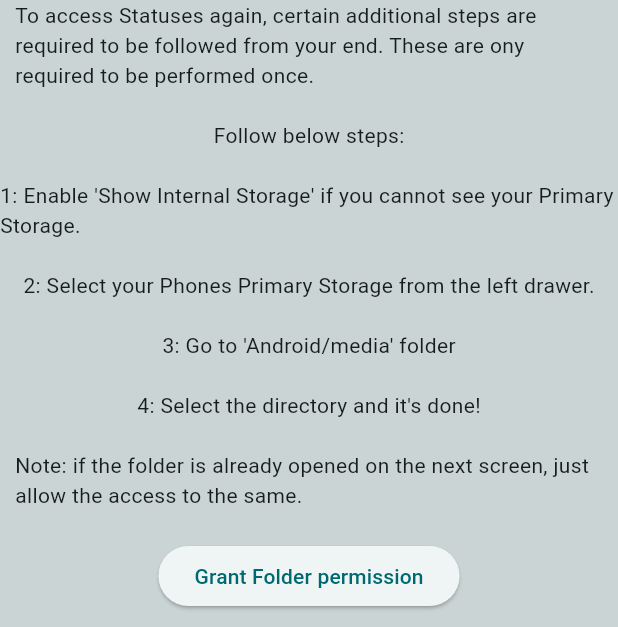
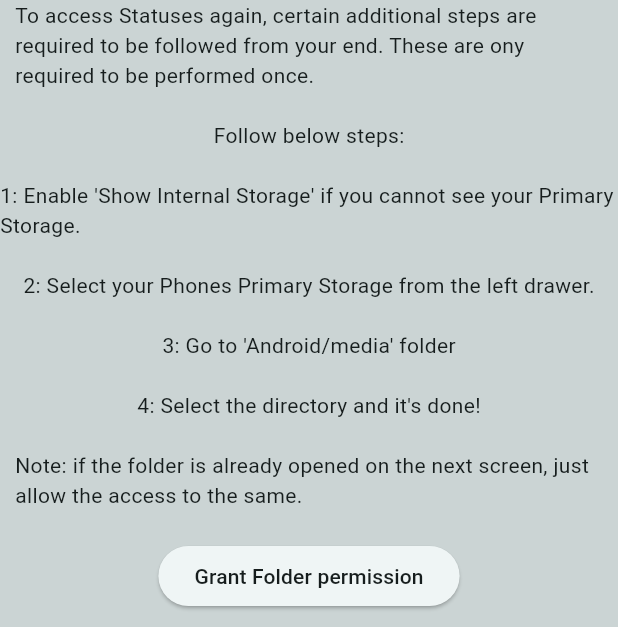
Before and after one commit to JobaAdewumi/status_saver, a Flutter app: the Android11PermissionDialog screen opened by its route, on a phone screen of 412 x 824 dp, the part 609-1236 px from its top. Run offline on Flutter 3.47's test engine with Material 2 defaults, Android fonts, the phone set to English and light mode, and no system bars; our stand-ins replace device_info_plus, gallery_saver, permission_handler, share_plus, shared_preferences, video_player; missing offline and left inert: file_manager, saf, video_thumbnail; accounts and stored records are empty.

Commit message:
Changed color on button for readability

```diff
--- a/lib/views/Permissions.dart
+++ b/lib/views/Permissions.dart
@@ -71,7 +71,11 @@ class Android11PermissionDialog extends StatelessWidget {
               Navigator.popAndPushNamed(context, route.homePage);
               requestPermission11(context);
             },
-            child: const Text('Grant Folder permission'),
+            child: Text(
+              'Grant Folder permission',
+              style: TextStyle(
+                  color: Theme.of(context).textTheme.bodySmall?.color),
+            ),
           ),
         ],
       ),
--- a/lib/views/WhatsAppViews/home/IntroductionScreen.dart
+++ b/lib/views/WhatsAppViews/home/IntroductionScreen.dart
@@ -65,7 +65,11 @@ class IntroScreen extends StatelessWidget {
                   onPressed: () {
                     Navigator.popAndPushNamed(context, route.homePage);
                   },
-                  child: const Text('PROCEED'),
+                  child: Text(
+                    'PROCEED',
+                    style: TextStyle(
+                        color: Theme.of(context).textTheme.bodySmall?.color),
+                  ),
                 ),
               ),
             ),
```
